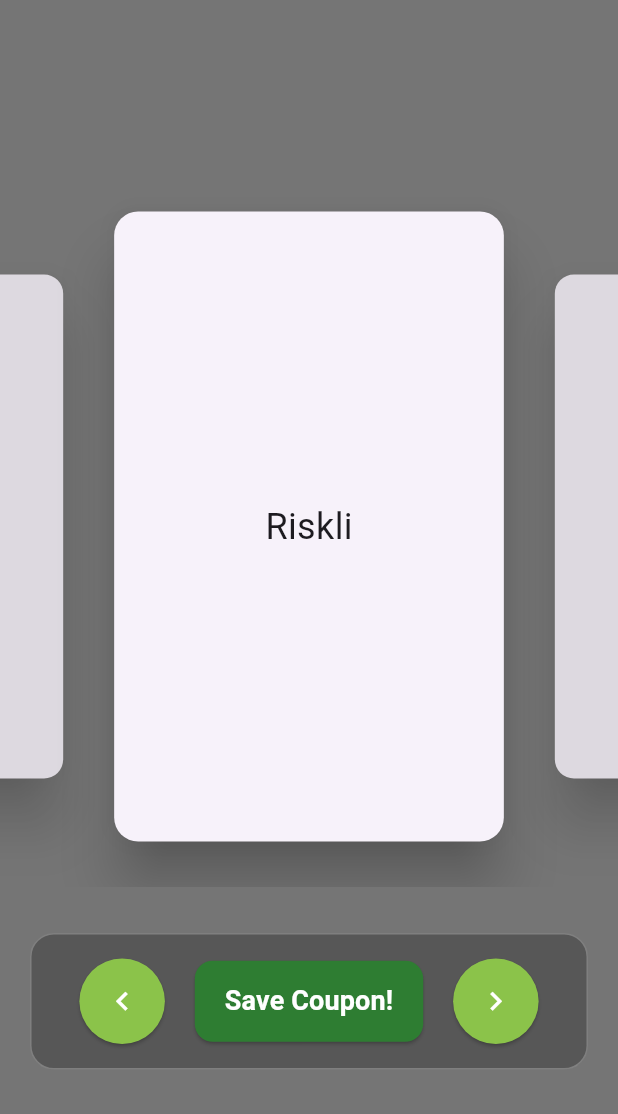
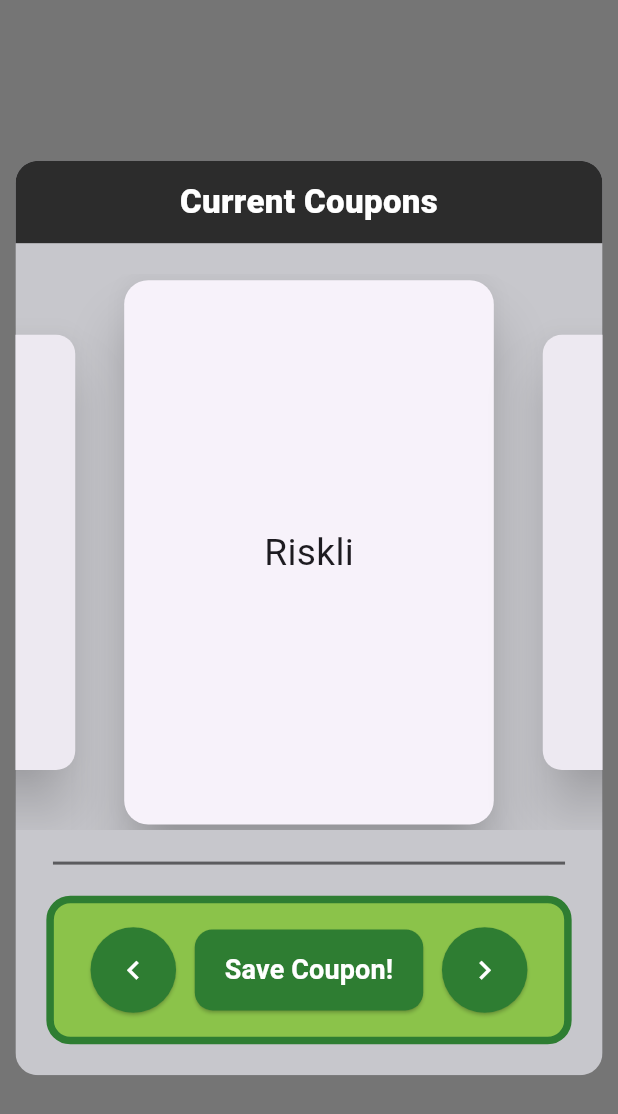
Before and after one commit to onurerguden/ScoreStack, a Flutter app: the CouponsPage screen opened directly, on a phone screen of 412 x 824 dp. Shown: the top 1114 px of the screen. Run offline on Flutter 3.47's test engine with Material 3 defaults, Android fonts, the phone set to English and light mode, and no system bars; our stand-ins replace cloud_firestore, firebase_core, shared_preferences; accounts and stored records are empty; network calls fail.

Commit message:
Pages Optimizaton for Flexible sizes

```diff
--- a/lib/pages/CouponsPage.dart
+++ b/lib/pages/CouponsPage.dart
@@ -1,4 +1,6 @@
+import 'package:flutter/cupertino.dart';
 import 'package:flutter/material.dart';
+import '../widgets/CouponStack.dart';
 
 class CouponsPage extends StatelessWidget {
   @override
@@ -7,66 +9,138 @@ class CouponsPage extends StatelessWidget {
       viewportFraction: 0.65,
       initialPage: 1,
     );
-    final List<String> coupons = ['Garanti', 'Riskli', 'Çok Riskli','Favori Takım'];
+    final List<String> coupons = [
+      'Garanti',
+      'Riskli',
+      'Çok Riskli',
+      'Favori Takım',
+    ];
 
+    final size = MediaQuery.of(context).size;
+    final width = size.width * 0.95;
+    final height = size.height * 0.74;
     return Scaffold(
       backgroundColor: Colors.black54,
-      body: Center(
+      body: SafeArea(
+        child: Center(
+          child: ClipRRect(
+            borderRadius: BorderRadius.circular(15),
+            child: Container(
+              alignment: Alignment.topCenter,
+              width: width,
+              height: height,
+              color: CupertinoColors.systemGrey3,
               child: Column(
-          mainAxisAlignment: MainAxisAlignment.center,
+                crossAxisAlignment: CrossAxisAlignment.stretch,
                 children: [
-            CouponCarousel(controller: _controller, coupons: coupons),
-            SizedBox(height: 31,),
                   Container(
-              padding: EdgeInsets.symmetric(vertical: 16, horizontal: 12),
-              margin: EdgeInsets.symmetric(horizontal: 20),
+                    padding: EdgeInsets.all(12),
+                    color: Color(0xFF2C2C2C),
+                    child: Text(
+                      "Current Coupons",
+                      style: TextStyle(
+                        fontSize: 22,
+                        color: Colors.white,
+                        fontWeight: FontWeight.w800,
+                      ),
+                      textAlign: TextAlign.center,
+                    ),
+                  ),
+                  Expanded(
+                    child: Center(
+                      child: Column(
+                        mainAxisAlignment: MainAxisAlignment.spaceEvenly,
+                        children: [
+                          CouponStack(controller: _controller, coupons: coupons),
+
+                          Container(
+                            height: 2,
+                            margin: EdgeInsets.symmetric(horizontal: 25),
+                            color: Colors.black54,
+                          ),
+
+                          Container(
+                            padding: EdgeInsets.symmetric(
+                              vertical: 16,
+                              horizontal: 12,
+                            ),
+                            margin: EdgeInsets.symmetric(horizontal: size.width * 0.05),
                             decoration: BoxDecoration(
-                color: Colors.black26,
+                              color: Colors.lightGreen,
                               borderRadius: BorderRadius.circular(16),
-                border: Border.all(color: Colors.white24, width: 1),
+                              border: Border.all(color: Colors.green[800]!, width: 5),
+
                             ),
                             child: Row(
                               mainAxisAlignment: MainAxisAlignment.spaceEvenly,
                               children: [
                                 ElevatedButton(
                                   style: ElevatedButton.styleFrom(
-                      backgroundColor: Colors.lightGreen,
+                                    backgroundColor: Colors.green[800],
                                     shape: CircleBorder(),
                                     padding: EdgeInsets.all(16),
                                   ),
                                   onPressed: () {
-                      _controller.previousPage(duration: Duration(milliseconds: 300), curve: Curves.easeInOut);
+                                    _controller.previousPage(
+                                      duration: Duration(milliseconds: 300),
+                                      curve: Curves.easeInOut,
+                                    );
                                   },
-                    child: Icon(Icons.keyboard_arrow_left_outlined, color: Colors.white,size: 25,),
+                                  child: Icon(
+                                    Icons.keyboard_arrow_left_outlined,
+                                    color: Colors.white,
+                                    size: 25,
+                                  ),
                                 ),
                                 ElevatedButton(
                                   style: ElevatedButton.styleFrom(
                                     backgroundColor: Colors.green[800],
-                      shape: RoundedRectangleBorder(borderRadius: BorderRadius.circular(12)),
-                      padding: EdgeInsets.symmetric(horizontal: 20, vertical: 14),
+                                    shape: RoundedRectangleBorder(
+                                      borderRadius: BorderRadius.circular(12),
+                                    ),
+                                    padding: EdgeInsets.symmetric(
+                                      horizontal: 20,
+                                      vertical: 14,
+                                    ),
                                   ),
                                   onPressed: () {
-                      final currentIndex = _controller.page!.round() % coupons.length;
+                                    final currentIndex =
+                                        _controller.page!.round() % coupons.length;
                                     final couponText = coupons[currentIndex];
                                     ScaffoldMessenger.of(context).showSnackBar(
-                        SnackBar(content: Text("Saved: $couponText"), duration: Duration(microseconds: 800000),),
+                                      SnackBar(
+                                        content: Text("Saved: $couponText"),
+                                        duration: Duration(microseconds: 800000),
+                                      ),
                                     );
                                   },
                                   child: Text(
                                     "Save Coupon!",
-                      style: TextStyle(color: Colors.white,fontSize: 18,fontWeight: FontWeight.w600),
+                                    style: TextStyle(
+                                      color: Colors.white,
+                                      fontSize: 18,
+                                      fontWeight: FontWeight.w600,
+                                    ),
                                   ),
                                 ),
                                 ElevatedButton(
                                   style: ElevatedButton.styleFrom(
-                      backgroundColor: Colors.lightGreen,
+                                    backgroundColor: Colors.green[800],
                                     shape: CircleBorder(),
                                     padding: EdgeInsets.all(16),
                                   ),
                                   onPressed: () {
-                      _controller.nextPage(duration: Duration(milliseconds: 300), curve: Curves.easeInOut);
+                                    _controller.nextPage(
+                                      duration: Duration(milliseconds: 300),
+                                      curve: Curves.easeInOut,
+                                    );
                                   },
-                    child: Icon(Icons.keyboard_arrow_right_outlined, color: Colors.white,size: 25,),
+                                  child: Icon(
+                                    Icons.keyboard_arrow_right_outlined,
+                                    color: Colors.white,
+                                    size: 25,
+                                  ),
+
                                 ),
                               ],
                             ),
@@ -74,73 +148,13 @@ class CouponsPage extends StatelessWidget {
                         ],
                       ),
                     ),
-    );
-  }
-}
-
-class CouponCarousel extends StatefulWidget {
-  final PageController controller;
-  final List<String> coupons;
-
-  CouponCarousel({required this.controller, required this.coupons});
-
-  @override
-  _CouponCarouselState createState() => _CouponCarouselState();
-}
-
-class _CouponCarouselState extends State<CouponCarousel> {
-  @override
-  void initState() {
-    super.initState();
-    WidgetsBinding.instance.addPostFrameCallback((_) {
-      setState(() {});
-    });
-  }
-
-  @override
-  Widget build(BuildContext context) {
-    return SizedBox(
-      height: 480,
-      child: PageView.builder(
-        controller: widget.controller,
-        itemCount: 4,
-        itemBuilder: (context, index) {
-          return AnimatedBuilder(
-            animation: widget.controller,
-            builder: (context, child) {
-              double value = 1.0;
-              if (widget.controller.position.haveDimensions) {
-                value = (widget.controller.page! - index).abs();
-                value = (1 - (value * 0.2)).clamp(0.8, 1);
-              }
-              return Center(
-                child: Transform.scale(
-                  scale: value,
-                  child: Opacity(
-                    opacity: value,
-                    child: Card(
-                      elevation: 16,
-                      shape: RoundedRectangleBorder(
-                        borderRadius: BorderRadius.circular(16),
                   ),
-                      child: SizedBox(
-                        width: 420,
-                        height: 420,
-                        child: Center(
-                          child: Text(
-                            widget.coupons[index],
-                            style: TextStyle(fontSize: 24),
-                          ),
+                ],
               ),
             ),
           ),
         ),
       ),
     );
-            },
-          );
-        },
-      ),
-    );
   }
 }
--- a/lib/pages/FavoritesPage.dart
+++ b/lib/pages/FavoritesPage.dart
@@ -38,21 +38,17 @@ class FavoritesPageState extends State<FavoritesPage> {
 
   @override
   Widget build(BuildContext context) {
+    final size = MediaQuery.of(context).size;
     return Scaffold(
       backgroundColor: Colors.black54,
-      body: Row(
-        mainAxisAlignment: MainAxisAlignment.center,
-        children: [
-          Column(
-            children: [
-              const SizedBox(height: 20),
-              // All Teams Section
-              ClipRRect(
+      body: SafeArea(
+        child: Center(
+          child: ClipRRect(
             borderRadius: BorderRadius.circular(15),
             child: Container(
               alignment: Alignment.topCenter,
-                  width: 390,
-                  height: 670,
+              width: size.width * 0.95,
+              height: size.height * 0.74,
               color: CupertinoColors.systemGrey3,
               child: Column(
                 crossAxisAlignment: CrossAxisAlignment.stretch,
@@ -60,10 +56,10 @@ class FavoritesPageState extends State<FavoritesPage> {
                   Container(
                     padding: const EdgeInsets.all(12),
                     color: const Color(0xFF2C2C2C),
-                        child: const Text(
+                    child: Text(
                       "All Teams",
                       style: TextStyle(
-                            fontSize: 22,
+                        fontSize: size.width * 0.055,
                         color: Colors.white,
                         fontWeight: FontWeight.w800,
                       ),
@@ -82,9 +78,7 @@ class FavoritesPageState extends State<FavoritesPage> {
               ),
             ),
           ),
-            ],
         ),
-        ],
       ),
     );
   }
--- a/lib/pages/HomePage.dart
+++ b/lib/pages/HomePage.dart
@@ -1,7 +1,6 @@
 import 'package:flutter/cupertino.dart';
 import 'package:flutter/material.dart';
 import 'package:scorestack/services/MatchService.dart';
-import '../widgets/MatchTile.dart';
 import '../models/Match.dart';
 import '../services/MatchApiService.dart';
 import '../services/UpdateCheckerService.dart';
@@ -43,6 +42,7 @@ class HomePageState extends State<HomePage> {
   }
 
   Widget build(BuildContext context) {
+    final size = MediaQuery.of(context).size;
     return Scaffold(
       body:
           _isLoading
@@ -71,13 +71,13 @@ class HomePageState extends State<HomePage> {
                 children: [
                   Column(
                     children: [
-                      SizedBox(height: 20),
+                      SizedBox(height: 14),
                       ClipRRect(
                         borderRadius: BorderRadius.circular(15),
                         child: Container(
                           alignment: Alignment.topCenter,
-                          width: 390,
-                          height: 400,
+                          width: size.width * 0.95,
+                          height: size.height * 0.46,
                           color: CupertinoColors.systemGrey3,
                           child: Column(
                             crossAxisAlignment: CrossAxisAlignment.stretch,
@@ -88,7 +88,7 @@ class HomePageState extends State<HomePage> {
                                 child: Text(
                                   "Upcoming Matches",
                                   style: TextStyle(
-                                    fontSize: 22,
+                                    fontSize: size.width * 0.055,
                                     color: Colors.white,
                                     fontWeight: FontWeight.w800,
                                   ),
@@ -100,13 +100,13 @@ class HomePageState extends State<HomePage> {
                           ),
                         ),
                       ),
-                      SizedBox(height: 20),
+                      SizedBox(height: 14),
                       ClipRRect(
                         borderRadius: BorderRadius.circular(15),
                         child: Container(
                           alignment: Alignment.topCenter,
-                          width: 390,
-                          height: 255,
+                          width: size.width * 0.95,
+                          height: size.height * 0.265,
                           color: Colors.lightGreen,
                           child: Column(
                             crossAxisAlignment: CrossAxisAlignment.stretch,
@@ -117,7 +117,7 @@ class HomePageState extends State<HomePage> {
                                 child: Text(
                                   "Favorite Team's Matches",
                                   style: TextStyle(
-                                    fontSize: 22,
+                                    fontSize: size.width * 0.055,
                                     fontWeight: FontWeight.w800,
                                     color: Colors.white,
                                   ),
--- /dev/null
+++ b/lib/widgets/CouponStack.dart
@@ -0,0 +1,71 @@
+import 'package:flutter/material.dart';
+
+class CouponStack extends StatefulWidget {
+  final PageController controller;
+  final List<String> coupons;
+
+  CouponStack({required this.controller, required this.coupons});
+
+  @override
+  _CouponStackState createState() => _CouponStackState();
+}
+
+class _CouponStackState extends State<CouponStack> {
+  @override
+  void initState() {
+    super.initState();
+    WidgetsBinding.instance.addPostFrameCallback((_) {
+      setState(() {});
+    });
+  }
+  @override
+  Widget build(BuildContext context) {
+    final size = MediaQuery.of(context).size;
+
+    return SizedBox(
+      height: size.height * 0.45,
+      child: PageView.builder(
+        controller: widget.controller,
+        itemCount: widget.coupons.length,
+        itemBuilder: (context, index) {
+          return AnimatedBuilder(
+            animation: widget.controller,
+            builder: (context, child) {
+              double value = 1.0;
+              if (widget.controller.position.haveDimensions) {
+                value = (widget.controller.page! - index).abs();
+                value = (1 - (value * 0.2)).clamp(0.8, 1);
+              }
+              return Center(
+                child: Transform.scale(
+                  scale: value,
+                  child: Opacity(
+                    opacity: value,
+                    child: Card(
+                      elevation: 15,
+                      shape: RoundedRectangleBorder(
+                        borderRadius: BorderRadius.circular(16),
+                      ),
+                      child: SizedBox(
+                        width: size.width * 0.65,
+                        height: size.height * 0.55,
+                        child: Center(
+                          child: Text(
+                            widget.coupons[index],
+                            style: TextStyle(
+                              fontSize: size.width * 0.06,
+                            ),
+                          ),
+                        ),
+                      ),
+                    ),
+                  ),
+                ),
+              );
+            },
+          );
+        },
+      ),
+    );
+  }
+}
```
Lines whose indentation alone changed are shown as unchanged.
